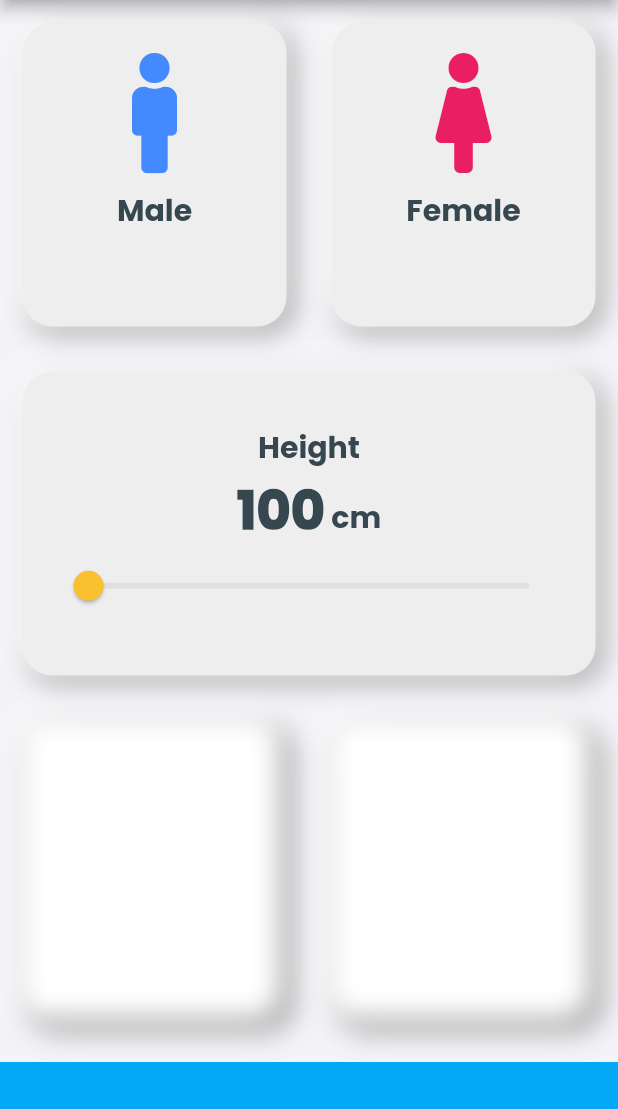
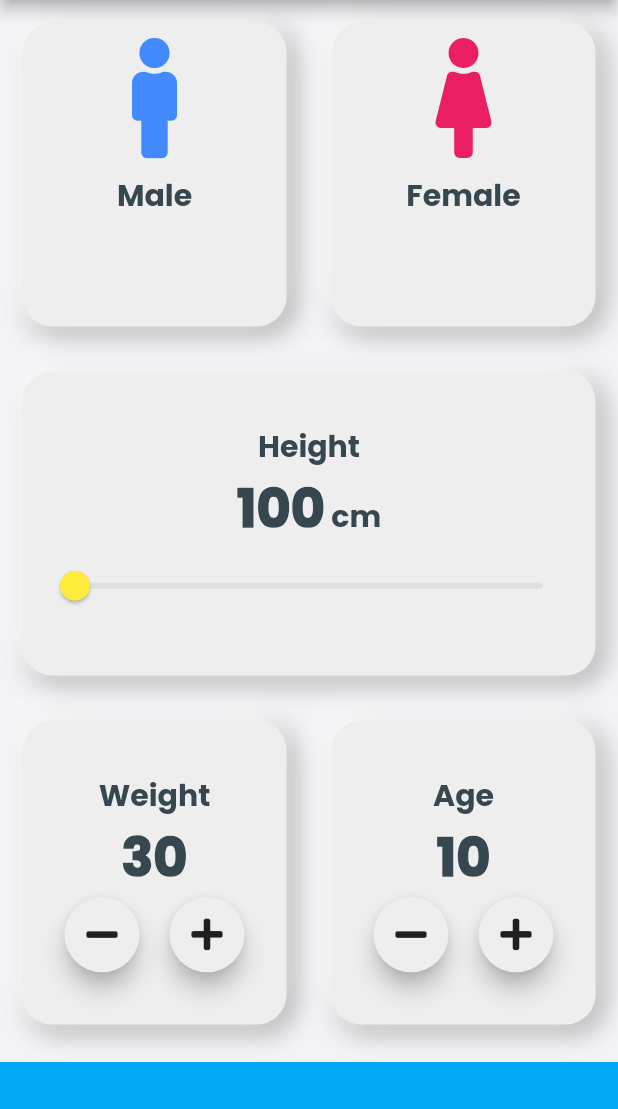
Before and after one commit to 4rnav/BMI-Calculator, a Flutter app: the screen it shows after launch, on a phone screen of 412 x 824 dp, the part 84-1193 px from its top. Run offline on Flutter 3.47's test engine with Material 2 defaults, Android fonts, the phone set to English and light mode, and no system bars; our stand-ins replace font_awesome_flutter, google_fonts.

Commit message:
added age and height counter

```diff
--- a/bmi_calculator/lib/constants.dart
+++ b/bmi_calculator/lib/constants.dart
@@ -4,6 +4,7 @@ const bottomBarHeight = 60.0;
 const bottomBarColor = Colors.lightBlue;
 const int kMaxHeight = 220;
 const int kMinHeight = 100;
+
 
 const TextStyle kNumberTextStyle = TextStyle(
     fontSize: 35.0,
--- a/bmi_calculator/lib/input_page.dart
+++ b/bmi_calculator/lib/input_page.dart
@@ -24,7 +24,8 @@ class _InputPageState extends State<InputPage> {
 
   Gender? selectedGender;
   int heightInput = kMinHeight;
-
+  int inputWeight = 30;
+  int inputAge = 10;
   @override
   Widget build(BuildContext context) {
     return Scaffold(
@@ -107,17 +108,26 @@ class _InputPageState extends State<InputPage> {
                     )
                   ],
                 ),
-                Slider(
+                SliderTheme(
+                  data: SliderTheme.of(context).copyWith(
+                      thumbShape:
+                          RoundSliderThumbShape(enabledThumbRadius: 10.0),
+                      inactiveTrackColor: Colors.grey.shade300,
+                      activeTrackColor: Colors.yellow.shade600,
+                      thumbColor: Colors.yellow,
+                      overlayColor: Color(0x29FBC02D),
+                      overlayShape:
+                          RoundSliderOverlayShape(overlayRadius: 25.0)),
+                  child: Slider(
                       value: heightInput.toDouble(),
                       max: kMaxHeight.toDouble(),
                       min: kMinHeight.toDouble(),
-                    inactiveColor: Colors.grey.shade300,
-                    activeColor: Colors.yellow.shade700,
                       onChanged: (double newValue) {
                         setState(() {
                           heightInput = newValue.toInt();
                         });
                       }),
+                ),
               ],
             ),
             cardColor: inactiveColour,
@@ -125,8 +135,86 @@ class _InputPageState extends State<InputPage> {
           Expanded(
             child: Row(
               children: <Widget>[
-                Expanded(child: NeumorphCard()),
-                Expanded(child: NeumorphCard()),
+                Expanded(
+                  child: NeumorphCard(
+                    cardColor: inactiveColour,
+                    cardChild: Column(
+                      mainAxisAlignment: MainAxisAlignment.center,
+                      children: [
+                        Text(
+                          'Weight',
+                          style: kLabelTextStyle,
+                        ),
+                        Text(
+                          inputWeight.toString(),
+                          style: kNumberTextStyle,
+                        ),
+                        Row(
+                          mainAxisAlignment: MainAxisAlignment.center,
+                          children: [
+                            RoundIconButton(
+                                icon: FontAwesomeIcons.minus,
+                                onPressed: () {
+                                  setState(() {
+                                    inputWeight--;
+                                  });
+                                }),
+                            SizedBox(
+                              width: 20.0,
+                            ),
+                            RoundIconButton(
+                              icon: FontAwesomeIcons.plus,
+                              onPressed: () {
+                                setState(() {
+                                  inputWeight++;
+                                });
+                              },
+                            )
+                          ],
+                        )
+                      ],
+                    ),
+                  ),
+                ),
+                Expanded(child: NeumorphCard(
+                  cardColor: inactiveColour,
+                  cardChild: Column(
+                      mainAxisAlignment: MainAxisAlignment.center,
+                      children: [
+                        Text(
+                          'Age',
+                          style: kLabelTextStyle,
+                        ),
+                        Text(
+                          inputAge.toString(),
+                          style: kNumberTextStyle,
+                        ),
+                        Row(
+                          mainAxisAlignment: MainAxisAlignment.center,
+                          children: [
+                            RoundIconButton(
+                                icon: FontAwesomeIcons.minus,
+                                onPressed: () {
+                                  setState(() {
+                                    inputAge--;
+                                  });
+                                }),
+                            SizedBox(
+                              width: 20.0,
+                            ),
+                            RoundIconButton(
+                              icon: FontAwesomeIcons.plus,
+                              onPressed: () {
+                                setState(() {
+                                  inputAge++;
+                                });
+                              },
+                            )
+                          ],
+                        )
+                      ],
+                    ),
+                )),
               ],
             ),
           ),
@@ -140,3 +228,24 @@ class _InputPageState extends State<InputPage> {
     );
   }
 }
+
+class RoundIconButton extends StatelessWidget {
+  RoundIconButton({required this.icon, required this.onPressed});
+
+  final IconData icon;
+  final void Function() onPressed;
+  @override
+  Widget build(BuildContext context) {
+    return RawMaterialButton(
+      child: Icon(icon),
+      elevation: 6.0,
+      onPressed: onPressed,
+      constraints: BoxConstraints.tightFor(
+        width: 50.0,
+        height: 50.0,
+      ),
+      shape: CircleBorder(),
+      fillColor: Colors.grey.shade200,
+    );
+  }
+}
--- a/bmi_calculator/lib/neuomorph_card.dart
+++ b/bmi_calculator/lib/neuomorph_card.dart
@@ -7,11 +7,12 @@ class NeumorphCard extends StatelessWidget {
   //   Key? key,
   // }) : super(key: key);
   // ignore: prefer_const_constructors_in_immutables
-  NeumorphCard({this.cardChild, this.cardColor, this.onPress});
+  NeumorphCard({this.cardChild, this.cardColor, this.onPress, this.padding = 10.0});
 
   final void Function()? onPress;
   final Widget? cardChild;
   Color? cardColor = Color(0xFFEEEEEE);
+  final double padding;
 
   @override
   Widget build(BuildContext context) {
@@ -20,7 +21,7 @@ class NeumorphCard extends StatelessWidget {
       child: Container(
         child: cardChild,
         margin: EdgeInsets.all(15.0),
-        padding: EdgeInsets.all(20.0),
+        padding: EdgeInsets.all(padding),
         decoration: BoxDecoration(
             color: cardColor,
             borderRadius: BorderRadius.circular(20),
--- a/bmi_calculator/pubspec.yaml
+++ b/bmi_calculator/pubspec.yaml
@@ -76,9 +76,9 @@ flutter:
   # list giving the asset and other descriptors for the font. For
   # example:
   fonts:
-    - family: Amenable
-      fonts:
-        - asset: fonts/Amenable-PersonalUse.otf
+    # - family: Amenable
+    #   fonts:
+    #     - asset: fonts/Amenable-PersonalUse.otf
     - family: Poppins
       fonts:
 
```
Also changed, not shown: bmi_calculator/fonts/Amenable-PersonalUse.otf (deleted). Lines whose indentation alone changed are shown as unchanged.
